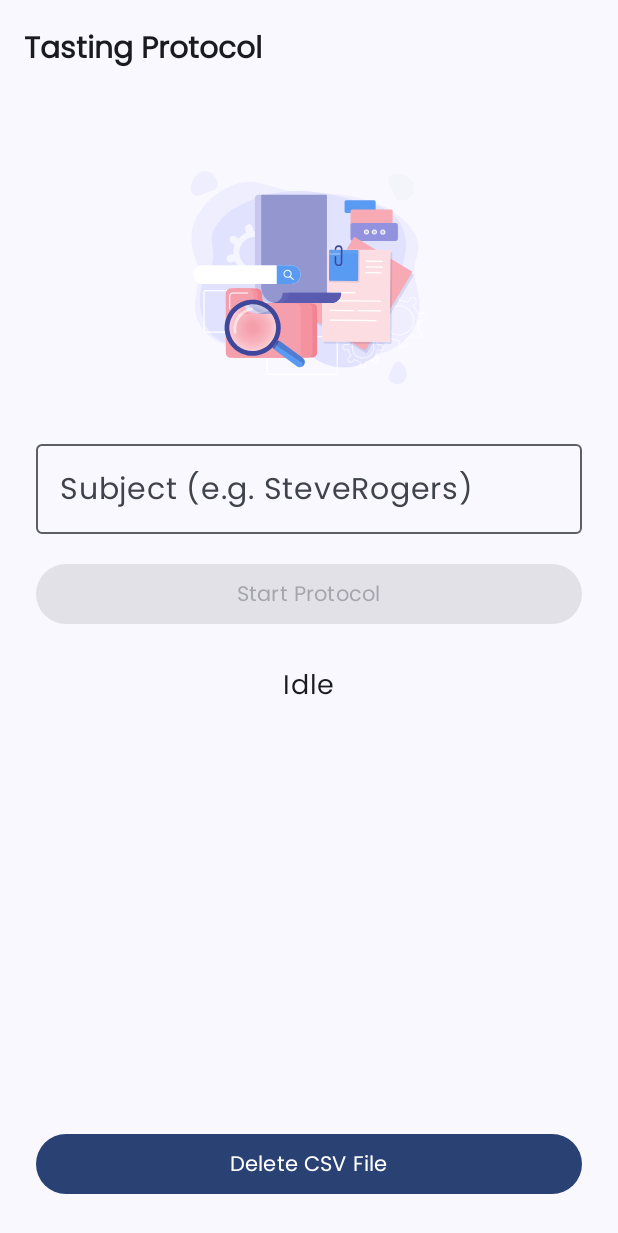
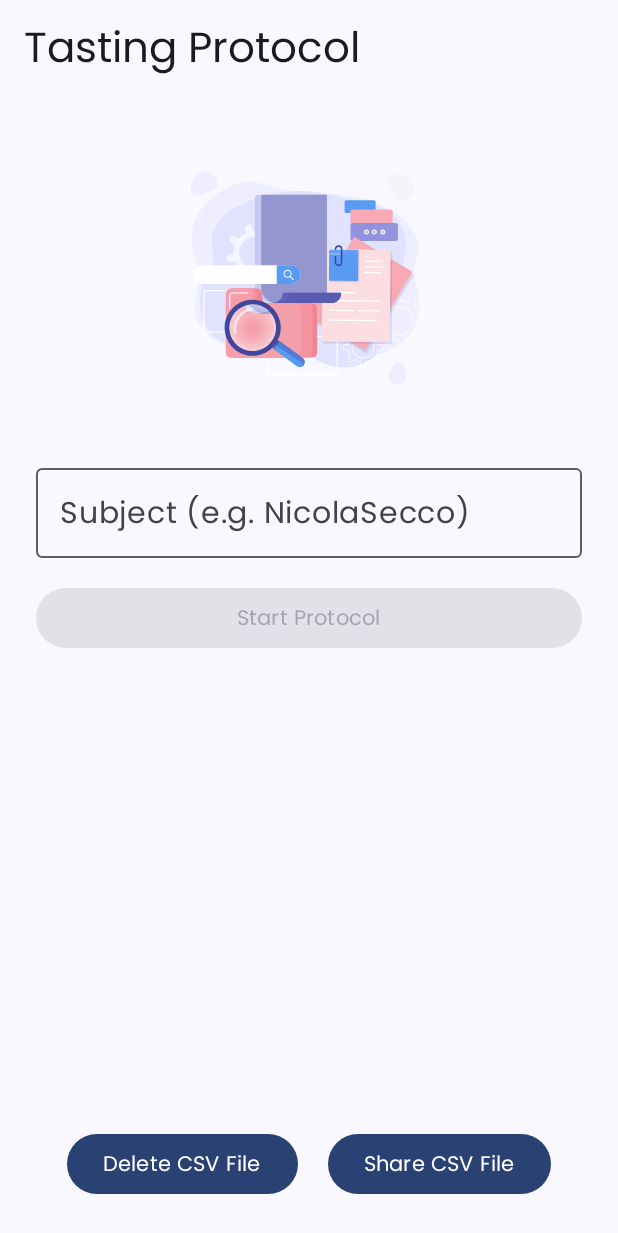
Before and after one commit to Dimerin/Foodback, an Android app built with Jetpack Compose: the composable TastingScreen shown on its own in the app's theme, on a phone screen of 412 x 824 dp. Shown: the top 1233 px of the screen. Run offline under Robolectric (Android 15) with nearby library versions, the phone set to English and light mode, and no system bars; our stand-ins replace Dagger/Hilt's generated code; libraries missing offline, so code that uses them is left out: mylibrary.mindrove; 7 statements that could not run were skipped.

Commit message:
feat: removed permissions not needed, added share csv logic, added real time graph for eeg channels [1-6], reworked rating system, added experiment number in csv, minor graphical changes.

```diff
--- a/src/FoodbackApp/app/src/main/java/unipi/msss/foodback/home/ui/TastingTestScreen.kt
+++ /dev/null
@@ -1,141 +0,0 @@
-package unipi.msss.foodback.home.ui
-
-
-import android.widget.Toast
-import androidx.compose.foundation.layout.*
-import androidx.compose.material3.*
-import androidx.compose.runtime.*
-import androidx.compose.ui.Alignment
-import androidx.compose.ui.Modifier
-import androidx.compose.ui.platform.LocalContext
-import androidx.compose.ui.text.font.FontWeight
-import androidx.compose.ui.unit.dp
-import androidx.compose.ui.unit.sp
-import androidx.hilt.navigation.compose.hiltViewModel
-import com.airbnb.lottie.compose.LottieAnimation
-import com.airbnb.lottie.compose.LottieCompositionSpec
-import com.airbnb.lottie.compose.LottieConstants
-import com.airbnb.lottie.compose.rememberLottieComposition
-import unipi.msss.foodback.R
-import unipi.msss.foodback.commons.ViewEvent
-
-
-@Composable
-fun TastingView(
-    viewModel: TastingViewModel = hiltViewModel(),
-    onFinished: () -> Unit = {},
-) {
-    val state by viewModel.state.collectAsState()
-    val context = LocalContext.current
-
-    TastingScreen(state = state, onEvent = { viewModel.onEvent(it) })
-
-    ViewEvent(viewModel.eventsFlow) { event ->
-        when (event) {
-            is TastingNavigationEvents.Finished -> onFinished()
-            is TastingNavigationEvents.Error -> Toast.makeText(context, event.message, Toast.LENGTH_LONG).show()
-        }
-    }
-}
-
-@OptIn(ExperimentalMaterial3Api::class)
-@Composable
-fun TastingScreen(
-    state: TastingState,
-    onEvent: (TastingEvent) -> Unit,
-) {
-
-
-    Scaffold(
-        topBar = {
-            TopAppBar(
-                title = { Text("Tasting Protocol", fontSize = 20.sp, fontWeight = FontWeight.Bold) }
-            )
-        }
-    ) { padding ->
-
-        Column(
-            modifier = Modifier
-                .fillMaxSize()
-                .padding(padding)
-                .padding(24.dp),
-            verticalArrangement = Arrangement.Top,
-            horizontalAlignment = Alignment.CenterHorizontally
-        ) {
-            LottieAnimation(
-                modifier = Modifier
-                    .fillMaxWidth()
-                    .height(200.dp),
-                composition = rememberLottieComposition(
-                    spec = LottieCompositionSpec.RawRes(
-                        when {
-                            state.isBringingToMouth -> R.raw.mouth_anim
-                            state.isRecording -> R.raw.eeg_anim
-                            state.showRatingInput -> R.raw.star_anim
-                            state.isFinished -> R.raw.end_anim
-                            else -> R.raw.data_anim
-                        }
-                    )
-                ).value,
-                iterations = if (state.isFinished) 1 else LottieConstants.IterateForever
-            )
-
-            OutlinedTextField(
-                value = state.subject,
-                onValueChange = { onEvent(TastingEvent.SubjectChanged(it)) },
-                label = { Text("Subject (e.g. SteveRogers)") },
-                singleLine = true,
-                enabled = !state.protocolRunning,
-                modifier = Modifier.fillMaxWidth()
-            )
-
-
-            Spacer(Modifier.height(16.dp))
-
-            Button(
-                onClick = { onEvent(TastingEvent.StartProtocol) },
-                enabled = state.subject.matches(Regex("[A-Z][a-zA-Z0-9]+")) && !state.protocolRunning,
-                modifier = Modifier.fillMaxWidth()
-            ) {
-                Text("Start Protocol")
-            }
-
-            Spacer(Modifier.height(24.dp))
-            Text(state.stageDescription, fontSize = 18.sp)
-
-            if (state.isRecording) {
-                Text("Recording EEG...", color = MaterialTheme.colorScheme.error)
-            }
-
-            if (state.showRatingInput) {
-                Spacer(Modifier.height(24.dp))
-                OutlinedTextField(
-                    value = state.rating,
-                    onValueChange = { onEvent(TastingEvent.RatingChanged(it)) },
-                    label = { Text("Rate experience (1-5)") },
-                    singleLine = true,
-                    modifier = Modifier.fillMaxWidth()
-                )
-                Spacer(Modifier.height(8.dp))
-                Button(
-                    onClick = { onEvent(TastingEvent.SubmitRating) },
-                    enabled = state.rating.toIntOrNull() in 1..5,
-                    modifier = Modifier.fillMaxWidth()
-                ) {
-                    Text("Submit Rating")
-                }
-            }
-
-            Spacer(Modifier.weight(1f))
-
-            Button(
-                onClick = { onEvent(TastingEvent.DeleteCsv) },
-                modifier = Modifier.fillMaxWidth()
-
-            ) {
-                Text("Delete CSV File")
-            }
-
-        }
-    }
-}
--- /dev/null
+++ b/src/FoodbackApp/app/src/main/java/unipi/msss/foodback/home/ui/TastingView.kt
@@ -0,0 +1,280 @@
+package unipi.msss.foodback.home.ui
+
+
+import android.content.Intent
+import android.widget.Toast
+import androidx.compose.foundation.Canvas
+import androidx.compose.foundation.clickable
+import androidx.compose.foundation.interaction.MutableInteractionSource
+import androidx.compose.foundation.layout.*
+import androidx.compose.material.icons.Icons
+import androidx.compose.material.icons.filled.Star
+import androidx.compose.material.icons.outlined.Star
+import androidx.compose.material3.*
+import androidx.compose.runtime.*
+import androidx.compose.ui.Alignment
+import androidx.compose.ui.Modifier
+import androidx.compose.ui.graphics.Color
+import androidx.compose.ui.graphics.drawscope.drawIntoCanvas
+import androidx.compose.ui.graphics.nativeCanvas
+import androidx.compose.ui.graphics.toArgb
+import androidx.compose.ui.platform.LocalContext
+import androidx.compose.ui.text.style.TextAlign
+import androidx.compose.ui.unit.dp
+import androidx.compose.ui.unit.sp
+import androidx.hilt.navigation.compose.hiltViewModel
+import com.airbnb.lottie.compose.LottieAnimation
+import com.airbnb.lottie.compose.LottieCompositionSpec
+import com.airbnb.lottie.compose.LottieConstants
+import com.airbnb.lottie.compose.rememberLottieComposition
+import unipi.msss.foodback.R
+import unipi.msss.foodback.commons.ViewEvent
+
+
+@Composable
+fun TastingView(
+    viewModel: TastingViewModel = hiltViewModel(),
+    onFinished: () -> Unit = {},
+) {
+    val state by viewModel.state.collectAsState()
+    val context = LocalContext.current
+
+
+
+    TastingScreen(state = state, onEvent = { viewModel.onEvent(it) })
+
+    ViewEvent(viewModel.eventsFlow) { event ->
+        when (event) {
+            is TastingNavigationEvents.Finished -> onFinished()
+            is TastingNavigationEvents.ShareCsvFile -> {
+                val shareIntent = Intent(Intent.ACTION_SEND).apply {
+                    type = "text/csv"
+                    putExtra(Intent.EXTRA_STREAM, event.uri)
+                    addFlags(Intent.FLAG_GRANT_READ_URI_PERMISSION)
+                }
+                context.startActivity(shareIntent)
+            }
+            is TastingNavigationEvents.Error -> Toast.makeText(context, event.message, Toast.LENGTH_LONG).show()
+        }
+    }
+}
+
+@OptIn(ExperimentalMaterial3Api::class)
+@Composable
+fun TastingScreen(
+    state: TastingState,
+    onEvent: (TastingEvent) -> Unit,
+) {
+
+    val textColor = MaterialTheme.colorScheme.primary
+    Scaffold(
+        topBar = {
+            TopAppBar(
+                title = { Text("Tasting Protocol") }
+            )
+        }
+    ) { padding ->
+
+
+        Column(
+            modifier = Modifier
+                .fillMaxSize()
+                .padding(padding)
+                .padding(24.dp),
+            verticalArrangement = Arrangement.Top,
+            horizontalAlignment = Alignment.CenterHorizontally
+        ) {
+            LottieAnimation(
+                modifier = Modifier
+                    .fillMaxWidth()
+                    .height(200.dp),
+                composition = rememberLottieComposition(
+                    spec = LottieCompositionSpec.RawRes(
+                        when {
+                            state.isBringingToMouth -> R.raw.mouth_anim
+                            state.isRecording -> R.raw.eeg_anim
+                            state.showRatingInput -> R.raw.star_anim
+                            state.isFinished -> R.raw.end_anim
+                            else -> R.raw.data_anim
+                        }
+                    )
+                ).value,
+                iterations = if (state.isFinished) 1 else LottieConstants.IterateForever
+            )
+
+            Spacer(Modifier.height(16.dp))
+
+            OutlinedTextField(
+                value = state.subject,
+                onValueChange = { onEvent(TastingEvent.SubjectChanged(it)) },
+                label = { Text("Subject (e.g. NicolaSecco)") },
+                singleLine = true,
+                enabled =  !state.protocolRunning,
+                modifier = Modifier.fillMaxWidth()
+            )
+
+            Spacer(Modifier.height(16.dp))
+
+            Button(
+                onClick = { onEvent(TastingEvent.StartProtocol) },
+                enabled =  state.subject.matches(Regex("[A-Z][a-zA-Z0-9]+")) && !state.protocolRunning,
+                modifier = Modifier.fillMaxWidth()
+            ) {
+                Text("Start Protocol")
+            }
+
+            Spacer(Modifier.height(24.dp))
+            Text(
+                text = state.stageDescription,
+                fontSize = 18.sp,
+                modifier = Modifier.fillMaxWidth(),
+                textAlign = TextAlign.Center
+            )
+
+            if (state.isRecording) {
+                Spacer(Modifier.height(24.dp))
+                Text("Recording EEG...", color = MaterialTheme.colorScheme.error)
+            }
+
+            if (state.showRatingInput) {
+                Spacer(Modifier.height(24.dp))
+
+                // Star rating system
+                var selectedRating by remember { mutableIntStateOf(state.rating.toIntOrNull() ?: 0) }
+                Row(horizontalArrangement = Arrangement.Center, modifier = Modifier.fillMaxWidth()) {
+                    for (i in 1..5) {
+                        Icon(
+                            imageVector = if (i <= selectedRating) Icons.Filled.Star else Icons.Outlined.Star,
+                            contentDescription = "Star $i",
+                            tint = if (i <= selectedRating) Color.Yellow else Color.Gray,
+                            modifier = Modifier
+                                .size(40.dp)
+                                .clickable(
+                                    indication = null, // Disable ripple effect
+                                    interactionSource = remember { MutableInteractionSource() } // Prevent interaction tracking
+                                ) {
+                                    selectedRating = i
+                                    onEvent(TastingEvent.RatingChanged(i.toString()))
+                                }
+                        )
+                    }
+                }
+
+                Spacer(Modifier.height(24.dp))
+                Button(
+                    onClick = { onEvent(TastingEvent.SubmitRating) },
+                    enabled = selectedRating in 1..5,
+                    modifier = Modifier.fillMaxWidth()
+                ) {
+                    Text("Submit Rating")
+                }
+            }
+
+            if (state.sensorData.isNotEmpty() && state.isRecording) {
+                Spacer(Modifier.height(24.dp))
+                Canvas(modifier = Modifier.fillMaxWidth().height(200.dp)) {
+                    val maxDataPoints = 50
+                    val displayedData = state.sensorData.takeLast(maxDataPoints)
+                    val step = size.width / maxDataPoints
+
+                    val channels = listOf(
+                        displayedData.map { it.channel1.toFloat() },
+                        displayedData.map { it.channel2.toFloat() },
+                        displayedData.map { it.channel3.toFloat() },
+                        displayedData.map { it.channel4.toFloat() },
+                        displayedData.map { it.channel5.toFloat() },
+                        displayedData.map { it.channel6.toFloat() }
+                    )
+
+                    val maxY = channels.flatten().maxOrNull() ?: 1f
+                    val minY = channels.flatten().minOrNull() ?: 0f
+
+                    val colors = listOf(
+                        Color.Red, Color.Green, Color.Blue, Color.Yellow, Color.Cyan, Color.Magenta
+                    )
+
+                    // Draw Y-axis labels and ticks
+                    val yStep = (maxY - minY) / 5
+                    for (i in 0..5) {
+                        val yValue = minY + i * yStep
+                        val yPosition = size.height - ((yValue - minY) / (maxY - minY) * size.height)
+                        drawIntoCanvas { canvas ->
+                            canvas.nativeCanvas.drawText(
+                                "%.1f".format(yValue),
+                                0f,
+                                yPosition,
+                                android.graphics.Paint().apply {
+                                    color = textColor.toArgb()
+                                    textSize = 24f
+                                }
+                            )
+                        }
+                    }
+
+
+                    // Draw axis labels
+                    drawIntoCanvas { canvas ->
+                        canvas.nativeCanvas.drawText(
+                            "µ V",
+                            10f,
+                            20f,
+                            android.graphics.Paint().apply {
+                                color = textColor.toArgb()
+                                textSize = 28f
+                            }
+                        )
+
+                        canvas.nativeCanvas.drawText(
+                            "Number of Measures",
+                            size.width / 2,
+                            size.height + 40f,
+                            android.graphics.Paint().apply {
+                                color = textColor.toArgb()
+                                textSize = 28f
+                                textAlign = android.graphics.Paint.Align.CENTER
+                            }
+                        )
+                    }
+
+                    // Draw the data lines
+                    channels.forEachIndexed { index, channelData ->
+                        for (i in 1 until channelData.size) {
+                            val x1 = (i - 1) * step
+                            val y1 = size.height - ((channelData[i - 1] - minY) / (maxY - minY) * size.height)
+                            val x2 = i * step
+                            val y2 = size.height - ((channelData[i] - minY) / (maxY - minY) * size.height)
+
+                            drawLine(
+                                color = colors[index],
+                                start = androidx.compose.ui.geometry.Offset(x1, y1),
+                                end = androidx.compose.ui.geometry.Offset(x2, y2),
+                                strokeWidth = 2f
+                            )
+                        }
+                    }
+                }
+            }
+
+            Spacer(Modifier.weight(1f))
+            Row(
+                horizontalArrangement = Arrangement.SpaceEvenly,
+                modifier = Modifier.fillMaxWidth()
+            ) {
+                Button(
+                    onClick = { onEvent(TastingEvent.DeleteCsv) },
+
+
+                ) {
+                    Text("Delete CSV File")
+                }
+
+                Button(
+                    onClick = { onEvent(TastingEvent.ShareCsv) },
+
+                ) {
+                    Text("Share CSV File")
+                }
+            }
+        }
+    }
+}
--- /dev/null
+++ b/src/FoodbackApp/app/src/main/res/xml/file_paths.xml
@@ -0,0 +1,4 @@
+<?xml version="1.0" encoding="utf-8"?>
+<paths xmlns:android="http://schemas.android.com/apk/res/android">
+    <external-path name="external_files" path="." />
+</paths>
```
Also changed, not shown: src/FoodbackApp/app/src/main/AndroidManifest.xml (+9 -3 lines), src/FoodbackApp/app/src/main/java/unipi/msss/foodback/MainActivity.kt (+2 -52 lines), src/FoodbackApp/app/src/main/java/unipi/msss/foodback/home/ui/TastingStage.kt (+6 -4 lines), src/FoodbackApp/app/src/main/java/unipi/msss/foodback/home/ui/TastingViewModel.kt (+62 -10 lines).
